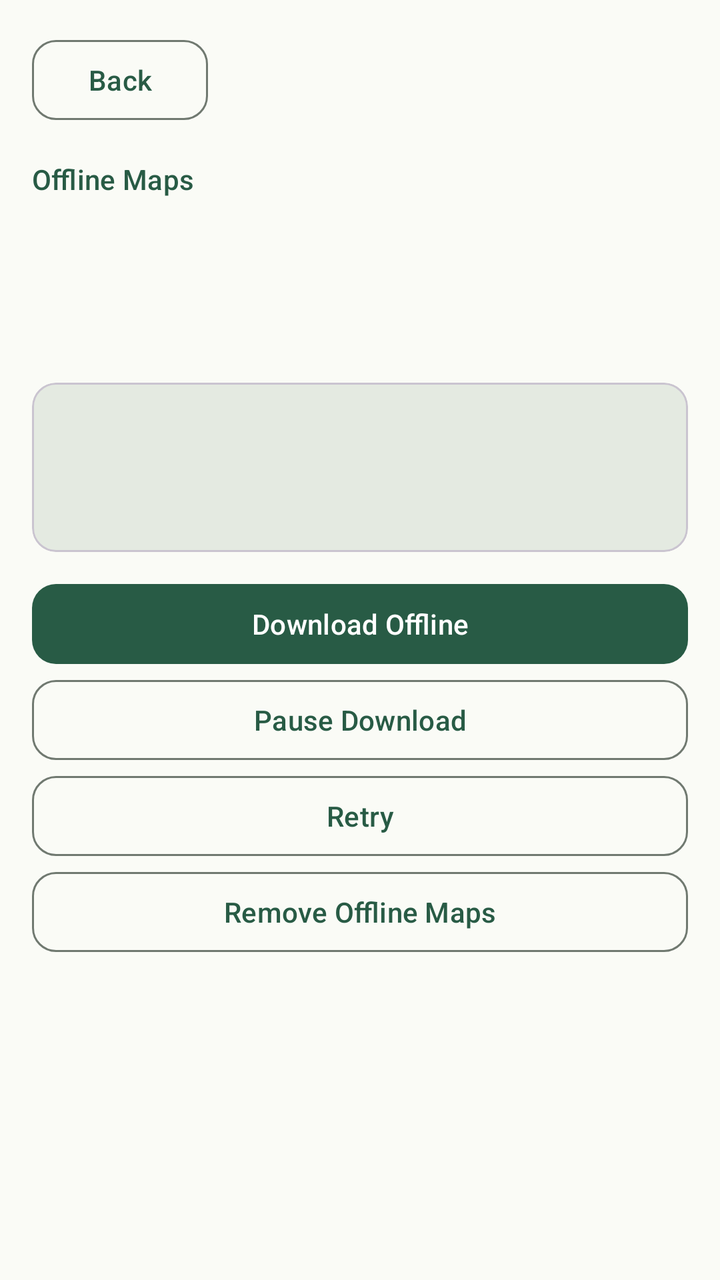
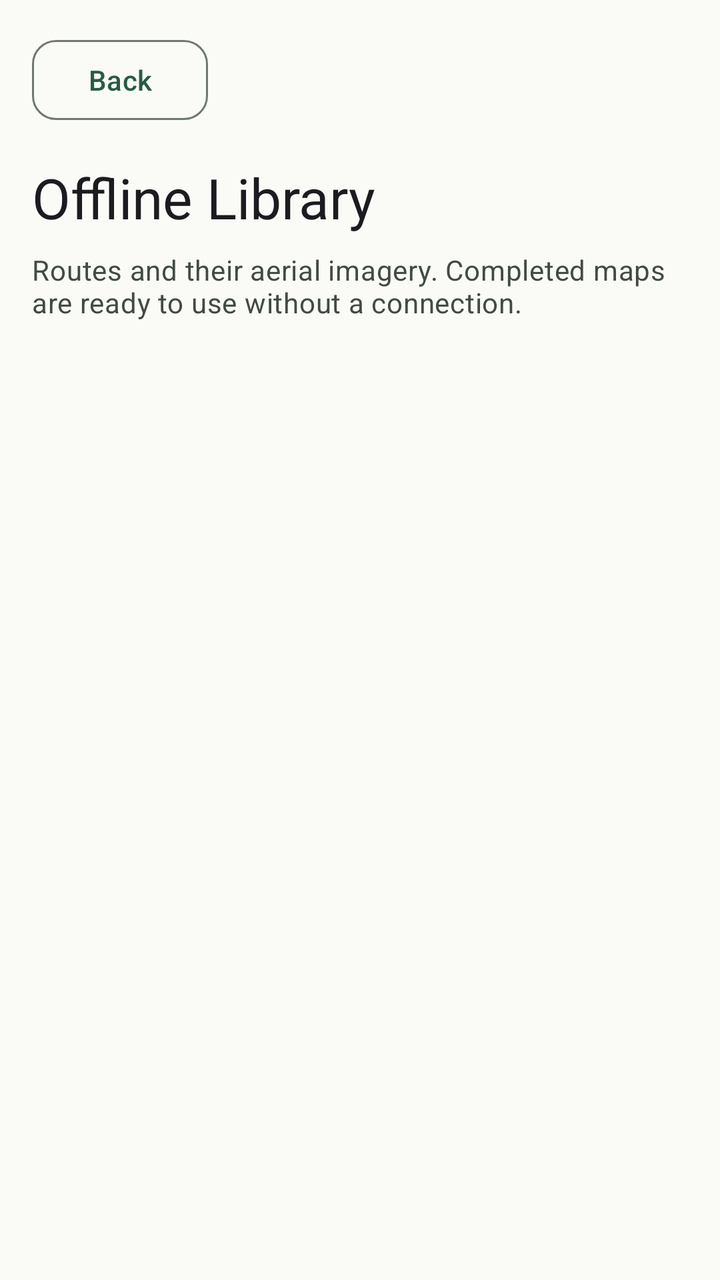

Compare the two renders of this Android layout. The source of the first and the diff that turns it into the second are given below.
<!-- AndroidManifest.xml: application theme Theme.TrailRelay -->
<!-- res/layout/activity_offline.xml -->
<?xml version="1.0" encoding="utf-8"?>
<ScrollView xmlns:android="http://schemas.android.com/apk/res/android"
    android:id="@+id/offline_root"
    android:layout_width="match_parent"
    android:layout_height="match_parent"
    android:fillViewport="true" android:background="@color/trail_surface">
    <LinearLayout
        android:layout_width="match_parent"
        android:layout_height="wrap_content"
        android:orientation="vertical"
        android:padding="16dp">
        <com.google.android.material.button.MaterialButton android:id="@+id/offline_back"
            style="@style/Widget.TrailRelay.OutlinedButton"
            android:layout_width="wrap_content" android:layout_height="wrap_content"
            android:text="@string/back" />
        <TextView android:layout_width="match_parent" android:layout_height="wrap_content"
            android:layout_marginTop="16dp" android:text="@string/offline_maps"
            android:textAppearance="?attr/textAppearanceLabelLarge"
            android:textColor="@color/trail_primary" />
        <TextView android:id="@+id/offline_title" android:layout_width="match_parent"
            android:layout_height="wrap_content" android:layout_marginTop="4dp"
            android:textAppearance="?attr/textAppearanceHeadlineMedium"
            android:accessibilityHeading="true" />
        <TextView android:id="@+id/offline_details" android:layout_width="match_parent"
            android:layout_height="wrap_content" android:layout_marginTop="12dp"
            android:textAppearance="?attr/textAppearanceBodyMedium"
            android:textColor="@color/trail_on_surface_variant" />
        <com.google.android.material.card.MaterialCardView
            xmlns:app="http://schemas.android.com/apk/res-auto"
            android:layout_width="match_parent" android:layout_height="wrap_content"
            android:layout_marginTop="20dp" android:layout_marginBottom="12dp"
            app:cardBackgroundColor="@color/trail_surface_variant"
            app:cardCornerRadius="@dimen/trail_corner_radius" app:cardElevation="0dp">
            <LinearLayout android:layout_width="match_parent" android:layout_height="wrap_content"
                android:orientation="vertical" android:padding="16dp">
                <TextView android:id="@+id/offline_state" android:layout_width="match_parent"
                    android:layout_height="wrap_content"
                    android:textAppearance="?attr/textAppearanceTitleMedium"
                    android:textColor="@color/trail_on_surface"
                    android:accessibilityLiveRegion="polite" />
                <com.google.android.material.progressindicator.LinearProgressIndicator
                    android:id="@+id/offline_progress"
                    android:layout_width="match_parent" android:layout_height="wrap_content"
                    android:layout_marginTop="16dp" android:max="100"
                    android:visibility="gone" />
                <TextView android:id="@+id/offline_message" android:layout_width="match_parent"
                    android:layout_height="wrap_content" android:layout_marginTop="12dp"
                    android:textAppearance="?attr/textAppearanceBodyMedium"
                    android:textColor="@color/trail_on_surface_variant"
                    android:accessibilityLiveRegion="polite" />
            </LinearLayout>
        </com.google.android.material.card.MaterialCardView>
        <com.google.android.material.button.MaterialButton android:id="@+id/offline_download"
            android:layout_width="match_parent" android:layout_height="wrap_content"
            android:text="@string/download_offline" />
        <com.google.android.material.button.MaterialButton android:id="@+id/offline_pause"
            style="@style/Widget.TrailRelay.OutlinedButton"
            android:layout_width="match_parent" android:layout_height="wrap_content"
            android:text="@string/pause_offline" />
        <com.google.android.material.button.MaterialButton android:id="@+id/offline_retry"
            style="@style/Widget.TrailRelay.OutlinedButton"
            android:layout_width="match_parent" android:layout_height="wrap_content"
            android:text="@string/retry_offline" />
        <com.google.android.material.button.MaterialButton android:id="@+id/offline_delete"
            style="@style/Widget.TrailRelay.OutlinedButton"
            android:layout_width="match_parent" android:layout_height="wrap_content"
            android:text="@string/remove_offline" />
    </LinearLayout>
</ScrollView>
<!-- resources referenced by this layout -->
<resources>
  <color name="trail_on_surface">#1A211C</color>
  <color name="trail_on_surface_variant">#424B42</color>
  <color name="trail_primary">#285B45</color>
  <color name="trail_surface">#FAFBF6</color>
  <color name="trail_surface_variant">#E4EAE1</color>
  <dimen name="trail_corner_radius">12dp</dimen>
  <string name="back">Back</string>
  <string name="download_offline">Download Offline</string>
  <string name="offline_maps">Offline Maps</string>
  <string name="pause_offline">Pause Download</string>
  <string name="remove_offline">Remove Offline Maps</string>
  <string name="retry_offline">Retry</string>
  <style name="Widget.TrailRelay.OutlinedButton" parent="Widget.Material3.Button.OutlinedButton">
          <item name="cornerRadius">@dimen/trail_corner_radius</item>
          <item name="android:minHeight">48dp</item>
      </style>
  <style name="Theme.TrailRelay" parent="Theme.Material3.DayNight.NoActionBar">
          <item name="colorPrimary">@color/trail_primary</item>
          <item name="colorOnPrimary">@color/trail_on_primary</item>
          <item name="colorPrimaryContainer">@color/trail_primary_container</item>
          <item name="colorOnPrimaryContainer">@color/trail_on_primary_container</item>
          <item name="colorSecondary">@color/trail_secondary</item>
          <item name="colorOnSecondary">@color/trail_on_secondary</item>
          <item name="colorSurface">@color/trail_surface</item>
          <item name="colorOnSurface">@color/trail_on_surface</item>
          <item name="colorSurfaceVariant">@color/trail_surface_variant</item>
          <item name="colorOnSurfaceVariant">@color/trail_on_surface_variant</item>
          <item name="colorOutline">@color/trail_outline</item>
          <item name="colorError">@color/trail_error</item>
          <item name="colorOnError">@color/trail_on_error</item>
          <item name="android:windowLightStatusBar">false</item>
          <item name="android:statusBarColor">@android:color/transparent</item>
          <item name="android:navigationBarColor">@android:color/transparent</item>
          <item name="materialButtonStyle">@style/Widget.TrailRelay.Button</item>
          <item name="materialAlertDialogTheme">@style/ThemeOverlay.TrailRelay.Dialog</item>
      </style>
  <color name="trail_on_primary">#FFFFFF</color>
  <color name="trail_primary_container">#C6EAD1</color>
  <color name="trail_on_primary_container">#123525</color>
  <color name="trail_secondary">#526351</color>
  <color name="trail_on_secondary">#FFFFFF</color>
  <color name="trail_outline">#707970</color>
  <color name="trail_error">#B3261E</color>
  <color name="trail_on_error">#FFFFFF</color>
  <style name="Widget.TrailRelay.Button" parent="Widget.Material3.Button">
          <item name="cornerRadius">@dimen/trail_corner_radius</item>
          <item name="android:minHeight">48dp</item>
      </style>
  <style name="ThemeOverlay.TrailRelay.Dialog" parent="ThemeOverlay.Material3.MaterialAlertDialog">
          <item name="alertDialogStyle">@style/MaterialAlertDialog.TrailRelay</item>
      </style>
  <style name="MaterialAlertDialog.TrailRelay" parent="MaterialAlertDialog.Material3">
          <item name="shapeAppearance">@style/ShapeAppearance.TrailRelay.Dialog</item>
      </style>
  <style name="ShapeAppearance.TrailRelay.Dialog" parent="ShapeAppearance.Material3.Corner.Medium">
          <item name="cornerFamily">rounded</item>
          <item name="cornerSize">@dimen/trail_corner_radius</item>
      </style>
</resources>

<!-- the commit's change to res/layout/activity_offline.xml (unified diff, before → after) -->
@@ -3,67 +3,52 @@
     android:id="@+id/offline_root"
     android:layout_width="match_parent"
     android:layout_height="match_parent"
-    android:fillViewport="true" android:background="@color/trail_surface">
+    android:fillViewport="true"
+    android:background="@color/trail_surface">
     <LinearLayout
         android:layout_width="match_parent"
         android:layout_height="wrap_content"
         android:orientation="vertical"
         android:padding="16dp">
-        <com.google.android.material.button.MaterialButton android:id="@+id/offline_back"
+        <com.google.android.material.button.MaterialButton
+            android:id="@+id/offline_back"
             style="@style/Widget.TrailRelay.OutlinedButton"
-            android:layout_width="wrap_content" android:layout_height="wrap_content"
+            android:layout_width="wrap_content"
+            android:layout_height="wrap_content"
             android:text="@string/back" />
-        <TextView android:layout_width="match_parent" android:layout_height="wrap_content"
-            android:layout_marginTop="16dp" android:text="@string/offline_maps"
-            android:textAppearance="?attr/textAppearanceLabelLarge"
-            android:textColor="@color/trail_primary" />
-        <TextView android:id="@+id/offline_title" android:layout_width="match_parent"
-            android:layout_height="wrap_content" android:layout_marginTop="4dp"
+        <TextView
+            android:layout_width="match_parent"
+            android:layout_height="wrap_content"
+            android:layout_marginTop="16dp"
+            android:text="@string/offline_library"
             android:textAppearance="?attr/textAppearanceHeadlineMedium"
             android:accessibilityHeading="true" />
-        <TextView android:id="@+id/offline_details" android:layout_width="match_parent"
-            android:layout_height="wrap_content" android:layout_marginTop="12dp"
+        <TextView
+            android:layout_width="match_parent"
+            android:layout_height="wrap_content"
+            android:layout_marginTop="8dp"
+            android:text="@string/offline_library_intro"
             android:textAppearance="?attr/textAppearanceBodyMedium"
             android:textColor="@color/trail_on_surface_variant" />
-        <com.google.android.material.card.MaterialCardView
-            xmlns:app="http://schemas.android.com/apk/res-auto"
-            android:layout_width="match_parent" android:layout_height="wrap_content"
-            android:layout_marginTop="20dp" android:layout_marginBottom="12dp"
-            app:cardBackgroundColor="@color/trail_surface_variant"
-            app:cardCornerRadius="@dimen/trail_corner_radius" app:cardElevation="0dp">
-            <LinearLayout android:layout_width="match_parent" android:layout_height="wrap_content"
-                android:orientation="vertical" android:padding="16dp">
-                <TextView android:id="@+id/offline_state" android:layout_width="match_parent"
-                    android:layout_height="wrap_content"
-                    android:textAppearance="?attr/textAppearanceTitleMedium"
-                    android:textColor="@color/trail_on_surface"
-                    android:accessibilityLiveRegion="polite" />
-                <com.google.android.material.progressindicator.LinearProgressIndicator
-                    android:id="@+id/offline_progress"
-                    android:layout_width="match_parent" android:layout_height="wrap_content"
-                    android:layout_marginTop="16dp" android:max="100"
-                    android:visibility="gone" />
-                <TextView android:id="@+id/offline_message" android:layout_width="match_parent"
-                    android:layout_height="wrap_content" android:layout_marginTop="12dp"
-                    android:textAppearance="?attr/textAppearanceBodyMedium"
-                    android:textColor="@color/trail_on_surface_variant"
-                    android:accessibilityLiveRegion="polite" />
-            </LinearLayout>
-        </com.google.android.material.card.MaterialCardView>
-        <com.google.android.material.button.MaterialButton android:id="@+id/offline_download"
-            android:layout_width="match_parent" android:layout_height="wrap_content"
-            android:text="@string/download_offline" />
-        <com.google.android.material.button.MaterialButton android:id="@+id/offline_pause"
+        <TextView
+            android:id="@+id/offline_notice"
+            android:layout_width="match_parent"
+            android:layout_height="wrap_content"
+            android:layout_marginTop="20dp"
+            android:textAppearance="?attr/textAppearanceBodyLarge"
+            android:accessibilityLiveRegion="polite" />
+        <com.google.android.material.button.MaterialButton
+            android:id="@+id/offline_retry"
             style="@style/Widget.TrailRelay.OutlinedButton"
-            android:layout_width="match_parent" android:layout_height="wrap_content"
-            android:text="@string/pause_offline" />
-        <com.google.android.material.button.MaterialButton android:id="@+id/offline_retry"
-            style="@style/Widget.TrailRelay.OutlinedButton"
-            android:layout_width="match_parent" android:layout_height="wrap_content"
+            android:layout_width="wrap_content"
+            android:layout_height="wrap_content"
+            android:visibility="gone"
             android:text="@string/retry_offline" />
-        <com.google.android.material.button.MaterialButton android:id="@+id/offline_delete"
-            style="@style/Widget.TrailRelay.OutlinedButton"
-            android:layout_width="match_parent" android:layout_height="wrap_content"
-            android:text="@string/remove_offline" />
+        <LinearLayout
+            android:id="@+id/offline_items"
+            android:layout_width="match_parent"
+            android:layout_height="wrap_content"
+            android:layout_marginTop="8dp"
+            android:orientation="vertical" />
     </LinearLayout>
 </ScrollView>
<!-- resource entries referenced after the edit -->
@@ -7,10 +7,8 @@
   <color name="trail_surface_variant">#E4EAE1</color>
   <dimen name="trail_corner_radius">12dp</dimen>
   <string name="back">Back</string>
-  <string name="download_offline">Download Offline</string>
-  <string name="offline_maps">Offline Maps</string>
-  <string name="pause_offline">Pause Download</string>
-  <string name="remove_offline">Remove Offline Maps</string>
+  <string name="offline_library">Offline Library</string>
+  <string name="offline_library_intro">Routes and their aerial imagery. Completed maps are ready to use without a connection.</string>
   <string name="retry_offline">Retry</string>
   <style name="Widget.TrailRelay.OutlinedButton" parent="Widget.Material3.Button.OutlinedButton">
           <item name="cornerRadius">@dimen/trail_corner_radius</item>
